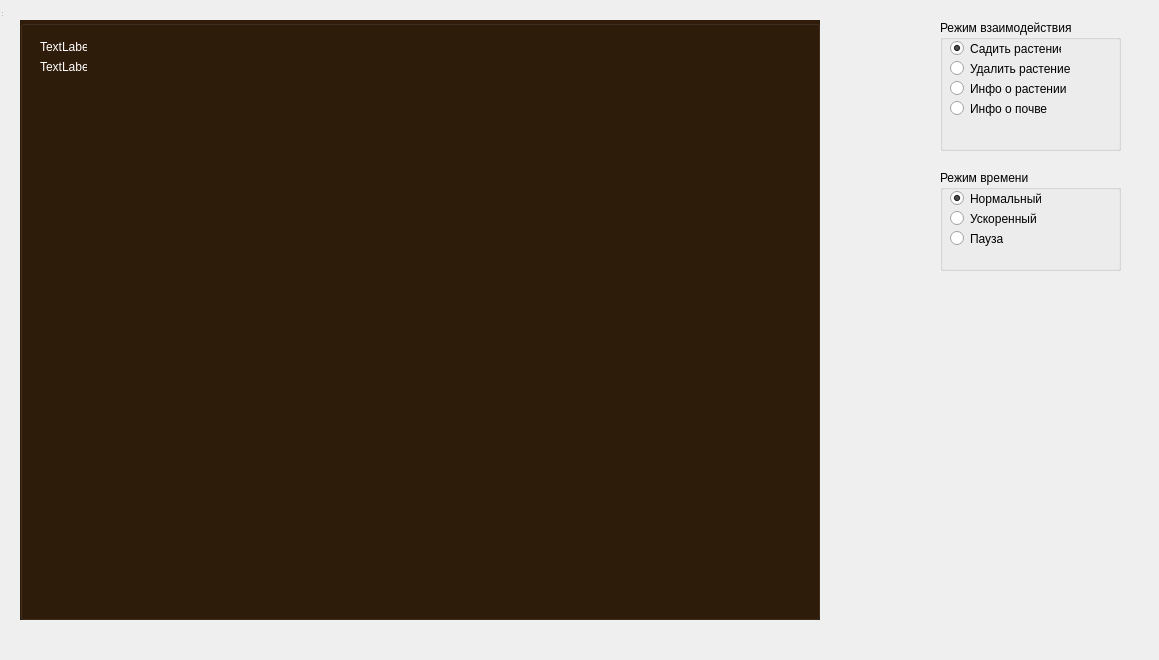
The window that Forest/mainwidget.ui (GulinAlexey/Prakt2021) describes before a commit, drawn with Qt 5.
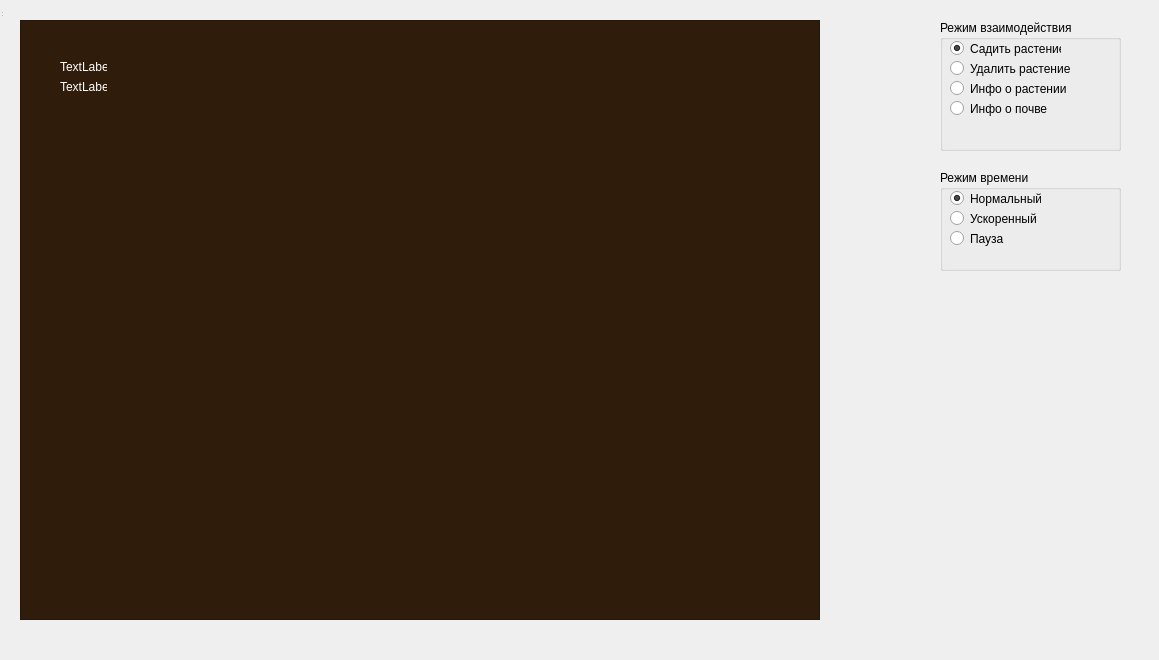
The same window after the commit. Icons and pictures are not drawn.

Commit message: QGroupBox заменён на QFrame для place (площадки леса) (больше подходит), продолжается работа по созданию события клика мыши внутри place

Diff of the .ui file:
```diff
--- a/Forest/mainwidget.ui
+++ b/Forest/mainwidget.ui
@@ -33,938 +33,6 @@
     </rect>
    </property>
   </widget>
-  <widget class="QGroupBox" name="place">
-   <property name="geometry">
-    <rect>
-     <x>20</x>
-     <y>20</y>
-     <width>800</width>
-     <height>600</height>
-    </rect>
-   </property>
-   <property name="mouseTracking">
-    <bool>true</bool>
-   </property>
-   <property name="autoFillBackground">
-    <bool>false</bool>
-   </property>
-   <property name="styleSheet">
-    <string notr="true">background-color: rgb(47, 28, 11)</string>
-   </property>
-   <property name="title">
-    <string/>
-   </property>
-   <widget class="QLabel" name="label">
-    <property name="geometry">
-     <rect>
-      <x>20</x>
-      <y>20</y>
-      <width>47</width>
-      <height>13</height>
-     </rect>
-    </property>
-    <property name="palette">
-     <palette>
-      <active>
-       <colorrole role="WindowText">
-        <brush brushstyle="SolidPattern">
-         <color alpha="255">
-          <red>255</red>
-          <green>255</green>
-          <blue>255</blue>
-         </color>
-        </brush>
-       </colorrole>
-       <colorrole role="Button">
-        <brush brushstyle="SolidPattern">
-         <color alpha="255">
-          <red>255</red>
-          <green>255</green>
-          <blue>255</blue>
-         </color>
-        </brush>
-       </colorrole>
-       <colorrole role="Light">
-        <brush brushstyle="SolidPattern">
-         <color alpha="255">
-          <red>255</red>
-          <green>255</green>
-          <blue>255</blue>
-         </color>
-        </brush>
-       </colorrole>
-       <colorrole role="Midlight">
-        <brush brushstyle="SolidPattern">
-         <color alpha="255">
-          <red>255</red>
-          <green>255</green>
-          <blue>255</blue>
-         </color>
-        </brush>
-       </colorrole>
-       <colorrole role="Dark">
-        <brush brushstyle="SolidPattern">
-         <color alpha="255">
-          <red>127</red>
-          <green>127</green>
-          <blue>127</blue>
-         </color>
-        </brush>
-       </colorrole>
-       <colorrole role="Mid">
-        <brush brushstyle="SolidPattern">
-         <color alpha="255">
-          <red>170</red>
-          <green>170</green>
-          <blue>170</blue>
-         </color>
-        </brush>
-       </colorrole>
-       <colorrole role="Text">
-        <brush brushstyle="SolidPattern">
-         <color alpha="255">
-          <red>0</red>
-          <green>0</green>
-          <blue>0</blue>
-         </color>
-        </brush>
-       </colorrole>
-       <colorrole role="BrightText">
-        <brush brushstyle="SolidPattern">
-         <color alpha="255">
-          <red>255</red>
-          <green>255</green>
-          <blue>255</blue>
-         </color>
-        </brush>
-       </colorrole>
-       <colorrole role="ButtonText">
-        <brush brushstyle="SolidPattern">
-         <color alpha="255">
-          <red>0</red>
-          <green>0</green>
-          <blue>0</blue>
-         </color>
-        </brush>
-       </colorrole>
-       <colorrole role="Base">
-        <brush brushstyle="SolidPattern">
-         <color alpha="255">
-          <red>255</red>
-          <green>255</green>
-          <blue>255</blue>
-         </color>
-        </brush>
-       </colorrole>
-       <colorrole role="Window">
-        <brush brushstyle="SolidPattern">
-         <color alpha="255">
-          <red>255</red>
-          <green>255</green>
-          <blue>255</blue>
-         </color>
-        </brush>
-       </colorrole>
-       <colorrole role="Shadow">
-        <brush brushstyle="SolidPattern">
-         <color alpha="255">
-          <red>0</red>
-          <green>0</green>
-          <blue>0</blue>
-         </color>
-        </brush>
-       </colorrole>
-       <colorrole role="AlternateBase">
-        <brush brushstyle="SolidPattern">
-         <color alpha="255">
-          <red>255</red>
-          <green>255</green>
-          <blue>255</blue>
-         </color>
-        </brush>
-       </colorrole>
-       <colorrole role="ToolTipBase">
-        <brush brushstyle="SolidPattern">
-         <color alpha="255">
-          <red>255</red>
-          <green>255</green>
-          <blue>220</blue>
-         </color>
-        </brush>
-       </colorrole>
-       <colorrole role="ToolTipText">
-        <brush brushstyle="SolidPattern">
-         <color alpha="255">
-          <red>0</red>
-          <green>0</green>
-          <blue>0</blue>
-         </color>
-        </brush>
-       </colorrole>
-       <colorrole role="PlaceholderText">
-        <brush brushstyle="SolidPattern">
-         <color alpha="128">
-          <red>0</red>
-          <green>0</green>
-          <blue>0</blue>
-         </color>
-        </brush>
-       </colorrole>
-      </active>
-      <inactive>
-       <colorrole role="WindowText">
-        <brush brushstyle="SolidPattern">
-         <color alpha="255">
-          <red>255</red>
-          <green>255</green>
-          <blue>255</blue>
-         </color>
-        </brush>
-       </colorrole>
-       <colorrole role="Button">
-        <brush brushstyle="SolidPattern">
-         <color alpha="255">
-          <red>255</red>
-          <green>255</green>
-          <blue>255</blue>
-         </color>
-        </brush>
-       </colorrole>
-       <colorrole role="Light">
-        <brush brushstyle="SolidPattern">
-         <color alpha="255">
-          <red>255</red>
-          <green>255</green>
-          <blue>255</blue>
-         </color>
-        </brush>
-       </colorrole>
-       <colorrole role="Midlight">
-        <brush brushstyle="SolidPattern">
-         <color alpha="255">
-          <red>255</red>
-          <green>255</green>
-          <blue>255</blue>
-         </color>
-        </brush>
-       </colorrole>
-       <colorrole role="Dark">
-        <brush brushstyle="SolidPattern">
-         <color alpha="255">
-          <red>127</red>
-          <green>127</green>
-          <blue>127</blue>
-         </color>
-        </brush>
-       </colorrole>
-       <colorrole role="Mid">
-        <brush brushstyle="SolidPattern">
-         <color alpha="255">
-          <red>170</red>
-          <green>170</green>
-          <blue>170</blue>
-         </color>
-        </brush>
-       </colorrole>
-       <colorrole role="Text">
-        <brush brushstyle="SolidPattern">
-         <color alpha="255">
-          <red>0</red>
-          <green>0</green>
-          <blue>0</blue>
-         </color>
-        </brush>
-       </colorrole>
-       <colorrole role="BrightText">
-        <brush brushstyle="SolidPattern">
-         <color alpha="255">
-          <red>255</red>
-          <green>255</green>
-          <blue>255</blue>
-         </color>
-        </brush>
-       </colorrole>
-       <colorrole role="ButtonText">
-        <brush brushstyle="SolidPattern">
-         <color alpha="255">
-          <red>0</red>
-          <green>0</green>
-          <blue>0</blue>
-         </color>
-        </brush>
-       </colorrole>
-       <colorrole role="Base">
-        <brush brushstyle="SolidPattern">
-         <color alpha="255">
-          <red>255</red>
-          <green>255</green>
-          <blue>255</blue>
-         </color>
-        </brush>
-       </colorrole>
-       <colorrole role="Window">
-        <brush brushstyle="SolidPattern">
-         <color alpha="255">
-          <red>255</red>
-          <green>255</green>
-          <blue>255</blue>
-         </color>
-        </brush>
-       </colorrole>
-       <colorrole role="Shadow">
-        <brush brushstyle="SolidPattern">
-         <color alpha="255">
-          <red>0</red>
-          <green>0</green>
-          <blue>0</blue>
-         </color>
-        </brush>
-       </colorrole>
-       <colorrole role="AlternateBase">
-        <brush brushstyle="SolidPattern">
-         <color alpha="255">
-          <red>255</red>
-          <green>255</green>
-          <blue>255</blue>
-         </color>
-        </brush>
-       </colorrole>
-       <colorrole role="ToolTipBase">
-        <brush brushstyle="SolidPattern">
-         <color alpha="255">
-          <red>255</red>
-          <green>255</green>
-          <blue>220</blue>
-         </color>
-        </brush>
-       </colorrole>
-       <colorrole role="ToolTipText">
-        <brush brushstyle="SolidPattern">
-         <color alpha="255">
-          <red>0</red>
-          <green>0</green>
-          <blue>0</blue>
-         </color>
-        </brush>
-       </colorrole>
-       <colorrole role="PlaceholderText">
-        <brush brushstyle="SolidPattern">
-         <color alpha="128">
-          <red>0</red>
-          <green>0</green>
-          <blue>0</blue>
-         </color>
-        </brush>
-       </colorrole>
-      </inactive>
-      <disabled>
-       <colorrole role="WindowText">
-        <brush brushstyle="SolidPattern">
-         <color alpha="255">
-          <red>127</red>
-          <green>127</green>
-          <blue>127</blue>
-         </color>
-        </brush>
-       </colorrole>
-       <colorrole role="Button">
-        <brush brushstyle="SolidPattern">
-         <color alpha="255">
-          <red>255</red>
-          <green>255</green>
-          <blue>255</blue>
-         </color>
-        </brush>
-       </colorrole>
-       <colorrole role="Light">
-        <brush brushstyle="SolidPattern">
-         <color alpha="255">
-          <red>255</red>
-          <green>255</green>
-          <blue>255</blue>
-         </color>
-        </brush>
-       </colorrole>
-       <colorrole role="Midlight">
-        <brush brushstyle="SolidPattern">
-         <color alpha="255">
-          <red>255</red>
-          <green>255</green>
-          <blue>255</blue>
-         </color>
-        </brush>
-       </colorrole>
-       <colorrole role="Dark">
-        <brush brushstyle="SolidPattern">
-         <color alpha="255">
-          <red>127</red>
-          <green>127</green>
-          <blue>127</blue>
-         </color>
-        </brush>
-       </colorrole>
-       <colorrole role="Mid">
-        <brush brushstyle="SolidPattern">
-         <color alpha="255">
-          <red>170</red>
-          <green>170</green>
-          <blue>170</blue>
-         </color>
-        </brush>
-       </colorrole>
-       <colorrole role="Text">
-        <brush brushstyle="SolidPattern">
-         <color alpha="255">
-          <red>127</red>
-          <green>127</green>
-          <blue>127</blue>
-         </color>
-        </brush>
-       </colorrole>
-       <colorrole role="BrightText">
-        <brush brushstyle="SolidPattern">
-         <color alpha="255">
-          <red>255</red>
-          <green>255</green>
-          <blue>255</blue>
-         </color>
-        </brush>
-       </colorrole>
-       <colorrole role="ButtonText">
-        <brush brushstyle="SolidPattern">
-         <color alpha="255">
-          <red>127</red>
-          <green>127</green>
-          <blue>127</blue>
-         </color>
-        </brush>
-       </colorrole>
-       <colorrole role="Base">
-        <brush brushstyle="SolidPattern">
-         <color alpha="255">
-          <red>255</red>
-          <green>255</green>
-          <blue>255</blue>
-         </color>
-        </brush>
-       </colorrole>
-       <colorrole role="Window">
-        <brush brushstyle="SolidPattern">
-         <color alpha="255">
-          <red>255</red>
-          <green>255</green>
-          <blue>255</blue>
-         </color>
-        </brush>
-       </colorrole>
-       <colorrole role="Shadow">
-        <brush brushstyle="SolidPattern">
-         <color alpha="255">
-          <red>0</red>
-          <green>0</green>
-          <blue>0</blue>
-         </color>
-        </brush>
-       </colorrole>
-       <colorrole role="AlternateBase">
-        <brush brushstyle="SolidPattern">
-         <color alpha="255">
-          <red>255</red>
-          <green>255</green>
-          <blue>255</blue>
-         </color>
-        </brush>
-       </colorrole>
-       <colorrole role="ToolTipBase">
-        <brush brushstyle="SolidPattern">
-         <color alpha="255">
-          <red>255</red>
-          <green>255</green>
-          <blue>220</blue>
-         </color>
-        </brush>
-       </colorrole>
-       <colorrole role="ToolTipText">
-        <brush brushstyle="SolidPattern">
-         <color alpha="255">
-          <red>0</red>
-          <green>0</green>
-          <blue>0</blue>
-         </color>
-        </brush>
-       </colorrole>
-       <colorrole role="PlaceholderText">
-        <brush brushstyle="SolidPattern">
-         <color alpha="128">
-          <red>0</red>
-          <green>0</green>
-          <blue>0</blue>
-         </color>
-        </brush>
-       </colorrole>
-      </disabled>
-     </palette>
-    </property>
-    <property name="text">
-     <string>TextLabel</string>
-    </property>
-   </widget>
-   <widget class="QLabel" name="label_2">
-    <property name="geometry">
-     <rect>
-      <x>20</x>
-      <y>40</y>
-      <width>47</width>
-      <height>13</height>
-     </rect>
-    </property>
-    <property name="palette">
-     <palette>
-      <active>
-       <colorrole role="WindowText">
-        <brush brushstyle="SolidPattern">
-         <color alpha="255">
-          <red>255</red>
-          <green>255</green>
-          <blue>255</blue>
-         </color>
-        </brush>
-       </colorrole>
-       <colorrole role="Button">
-        <brush brushstyle="SolidPattern">
-         <color alpha="255">
-          <red>47</red>
-          <green>28</green>
-          <blue>11</blue>
-         </color>
-        </brush>
-       </colorrole>
-       <colorrole role="Light">
-        <brush brushstyle="SolidPattern">
-         <color alpha="255">
-          <red>255</red>
-          <green>255</green>
-          <blue>255</blue>
-         </color>
-        </brush>
-       </colorrole>
-       <colorrole role="Midlight">
-        <brush brushstyle="SolidPattern">
-         <color alpha="255">
-          <red>255</red>
-          <green>255</green>
-          <blue>255</blue>
-         </color>
-        </brush>
-       </colorrole>
-       <colorrole role="Dark">
-        <brush brushstyle="SolidPattern">
-         <color alpha="255">
-          <red>127</red>
-          <green>127</green>
-          <blue>127</blue>
-         </color>
-        </brush>
-       </colorrole>
-       <colorrole role="Mid">
-        <brush brushstyle="SolidPattern">
-         <color alpha="255">
-          <red>170</red>
-          <green>170</green>
-          <blue>170</blue>
-         </color>
-        </brush>
-       </colorrole>
-       <colorrole role="Text">
-        <brush brushstyle="SolidPattern">
-         <color alpha="255">
-          <red>0</red>
-          <green>0</green>
-          <blue>0</blue>
-         </color>
-        </brush>
-       </colorrole>
-       <colorrole role="BrightText">
-        <brush brushstyle="SolidPattern">
-         <color alpha="255">
-          <red>255</red>
-          <green>255</green>
-          <blue>255</blue>
-         </color>
-        </brush>
-       </colorrole>
-       <colorrole role="ButtonText">
-        <brush brushstyle="SolidPattern">
-         <color alpha="255">
-          <red>0</red>
-          <green>0</green>
-          <blue>0</blue>
-         </color>
-        </brush>
-       </colorrole>
-       <colorrole role="Base">
-        <brush brushstyle="SolidPattern">
-         <color alpha="255">
-          <red>47</red>
-          <green>28</green>
-          <blue>11</blue>
-         </color>
-        </brush>
-       </colorrole>
-       <colorrole role="Window">
-        <brush brushstyle="SolidPattern">
-         <color alpha="255">
-          <red>47</red>
-          <green>28</green>
-          <blue>11</blue>
-         </color>
-        </brush>
-       </colorrole>
-       <colorrole role="Shadow">
-        <brush brushstyle="SolidPattern">
-         <color alpha="255">
-          <red>0</red>
-          <green>0</green>
-          <blue>0</blue>
-         </color>
-        </brush>
-       </colorrole>
-       <colorrole role="AlternateBase">
-        <brush brushstyle="SolidPattern">
-         <color alpha="255">
-          <red>255</red>
-          <green>255</green>
-          <blue>255</blue>
-         </color>
-        </brush>
-       </colorrole>
-       <colorrole role="ToolTipBase">
-        <brush brushstyle="SolidPattern">
-         <color alpha="255">
-          <red>255</red>
-          <green>255</green>
-          <blue>220</blue>
-         </color>
-        </brush>
-       </colorrole>
-       <colorrole role="ToolTipText">
-        <brush brushstyle="SolidPattern">
-         <color alpha="255">
-          <red>0</red>
-          <green>0</green>
-          <blue>0</blue>
-         </color>
-        </brush>
-       </colorrole>
-       <colorrole role="PlaceholderText">
-        <brush brushstyle="SolidPattern">
-         <color alpha="128">
-          <red>0</red>
-          <green>0</green>
-          <blue>0</blue>
-         </color>
-        </brush>
-       </colorrole>
-      </active>
-      <inactive>
-       <colorrole role="WindowText">
-        <brush brushstyle="SolidPattern">
-         <color alpha="255">
-          <red>255</red>
-          <green>255</green>
-          <blue>255</blue>
-         </color>
-        </brush>
-       </colorrole>
-       <colorrole role="Button">
-        <brush brushstyle="SolidPattern">
-         <color alpha="255">
-          <red>47</red>
-          <green>28</green>
-          <blue>11</blue>
-         </color>
-        </brush>
-       </colorrole>
-       <colorrole role="Light">
-        <brush brushstyle="SolidPattern">
-         <color alpha="255">
-          <red>255</red>
-          <green>255</green>
-          <blue>255</blue>
-         </color>
-        </brush>
-       </colorrole>
-       <colorrole role="Midlight">
-        <brush brushstyle="SolidPattern">
-         <color alpha="255">
-          <red>255</red>
-          <green>255</green>
-          <blue>255</blue>
-         </color>
-        </brush>
-       </colorrole>
-       <colorrole role="Dark">
-        <brush brushstyle="SolidPattern">
-         <color alpha="255">
-          <red>127</red>
-          <green>127</green>
-          <blue>127</blue>
-         </color>
-        </brush>
-       </colorrole>
-       <colorrole role="Mid">
-        <brush brushstyle="SolidPattern">
-         <color alpha="255">
-          <red>170</red>
-          <green>170</green>
-          <blue>170</blue>
-         </color>
-        </brush>
-       </colorrole>
-       <colorrole role="Text">
-        <brush brushstyle="SolidPattern">
-         <color alpha="255">
-          <red>0</red>
-          <green>0</green>
-          <blue>0</blue>
-         </color>
-        </brush>
-       </colorrole>
-       <colorrole role="BrightText">
-        <brush brushstyle="SolidPattern">
-         <color alpha="255">
-          <red>255</red>
-          <green>255</green>
-          <blue>255</blue>
-         </color>
-        </brush>
-       </colorrole>
-       <colorrole role="ButtonText">
-        <brush brushstyle="SolidPattern">
-         <color alpha="255">
-          <red>0</red>
-          <green>0</green>
-          <blue>0</blue>
-         </color>
-        </brush>
-       </colorrole>
-       <colorrole role="Base">
-        <brush brushstyle="SolidPattern">
-         <color alpha="255">
-          <red>47</red>
-          <green>28</green>
-          <blue>11</blue>
-         </color>
-        </brush>
-       </colorrole>
-       <colorrole role="Window">
-        <brush brushstyle="SolidPattern">
-         <color alpha="255">
-          <red>47</red>
-          <green>28</green>
-          <blue>11</blue>
-         </color>
-        </brush>
-       </colorrole>
-       <colorrole role="Shadow">
-        <brush brushstyle="SolidPattern">
-         <color alpha="255">
-          <red>0</red>
-          <green>0</green>
-          <blue>0</blue>
-         </color>
-        </brush>
-       </colorrole>
-       <colorrole role="AlternateBase">
-        <brush brushstyle="SolidPattern">
-         <color alpha="255">
-          <red>255</red>
-          <green>255</green>
-          <blue>255</blue>
-         </color>
-        </brush>
-       </colorrole>
-       <colorrole role="ToolTipBase">
-        <brush brushstyle="SolidPattern">
-         <color alpha="255">
-          <red>255</red>
-          <green>255</green>
-          <blue>220</blue>
-         </color>
-        </brush>
-       </colorrole>
-       <colorrole role="ToolTipText">
-        <brush brushstyle="SolidPattern">
-         <color alpha="255">
-          <red>0</red>
-          <green>0</green>
-          <blue>0</blue>
-         </color>
-        </brush>
-       </colorrole>
-       <colorrole role="PlaceholderText">
-        <brush brushstyle="SolidPattern">
-         <color alpha="128">
-          <red>0</red>
-          <green>0</green>
-          <blue>0</blue>
-         </color>
-        </brush>
-       </colorrole>
-      </inactive>
-      <disabled>
-       <colorrole role="WindowText">
-        <brush brushstyle="SolidPattern">
-         <color alpha="255">
-          <red>127</red>
-          <green>127</green>
-          <blue>127</blue>
-         </color>
-        </brush>
-       </colorrole>
-       <colorrole role="Button">
-        <brush brushstyle="SolidPattern">
-         <color alpha="255">
-          <red>47</red>
-          <green>28</green>
-          <blue>11</blue>
-         </color>
-        </brush>
-       </colorrole>
-       <colorrole role="Light">
-        <brush brushstyle="SolidPattern">
-         <color alpha="255">
-          <red>255</red>
-          <green>255</green>
-          <blue>255</blue>
-         </color>
-        </brush>
-       </colorrole>
-       <colorrole role="Midlight">
-        <brush brushstyle="SolidPattern">
-         <color alpha="255">
-          <red>255</red>
-          <green>255</green>
-          <blue>255</blue>
-         </color>
-        </brush>
-       </colorrole>
-       <colorrole role="Dark">
-        <brush brushstyle="SolidPattern">
-         <color alpha="255">
-          <red>127</red>
-          <green>127</green>
-          <blue>127</blue>
-         </color>
-        </brush>
-       </colorrole>
-       <colorrole role="Mid">
-        <brush brushstyle="SolidPattern">
-         <color alpha="255">
-          <red>170</red>
-          <green>170</green>
-          <blue>170</blue>
-         </color>
-        </brush>
-       </colorrole>
-       <colorrole role="Text">
-        <brush brushstyle="SolidPattern">
-         <color alpha="255">
-          <red>127</red>
-          <green>127</green>
-          <blue>127</blue>
-         </color>
-        </brush>
-       </colorrole>
-       <colorrole role="BrightText">
-        <brush brushstyle="SolidPattern">
-         <color alpha="255">
-          <red>255</red>
-          <green>255</green>
-          <blue>255</blue>
-         </color>
-        </brush>
-       </colorrole>
-       <colorrole role="ButtonText">
-        <brush brushstyle="SolidPattern">
-         <color alpha="255">
-          <red>127</red>
-          <green>127</green>
-          <blue>127</blue>
-         </color>
-        </brush>
-       </colorrole>
-       <colorrole role="Base">
-        <brush brushstyle="SolidPattern">
-         <color alpha="255">
-          <red>47</red>
-          <green>28</green>
-          <blue>11</blue>
-         </color>
-        </brush>
-       </colorrole>
-       <colorrole role="Window">
-        <brush brushstyle="SolidPattern">
-         <color alpha="255">
-          <red>47</red>
-          <green>28</green>
-          <blue>11</blue>
-         </color>
-        </brush>
-       </colorrole>
-       <colorrole role="Shadow">
-        <brush brushstyle="SolidPattern">
-         <color alpha="255">
-          <red>0</red>
-          <green>0</green>
-          <blue>0</blue>
-         </color>
-        </brush>
-       </colorrole>
-       <colorrole role="AlternateBase">
-        <brush brushstyle="SolidPattern">
-         <color alpha="255">
-          <red>255</red>
-          <green>255</green>
-          <blue>255</blue>
-         </color>
-        </brush>
-       </colorrole>
-       <colorrole role="ToolTipBase">
-        <brush brushstyle="SolidPattern">
-         <color alpha="255">
-          <red>255</red>
-          <green>255</green>
-          <blue>220</blue>
-         </color>
-        </brush>
-       </colorrole>
-       <colorrole role="ToolTipText">
-        <brush brushstyle="SolidPattern">
-         <color alpha="255">
-          <red>0</red>
-          <green>0</green>
-          <blue>0</blue>
-         </color>
-        </brush>
-       </colorrole>
-       <colorrole role="PlaceholderText">
-        <brush brushstyle="SolidPattern">
-         <color alpha="128">
-          <red>0</red>
-          <green>0</green>
-          <blue>0</blue>
-         </color>
-        </brush>
-       </colorrole>
-      </disabled>
-     </palette>
-    </property>
-    <property name="text">
-     <string>TextLabel</string>
-    </property>
-   </widget>
-  </widget>
   <widget class="QGroupBox" name="vzaimode">
    <property name="geometry">
     <rect>
@@ -1104,6 +172,287 @@
     <bool>true</bool>
    </property>
   </widget>
+  <widget class="QFrame" name="place">
+   <property name="geometry">
+    <rect>
+     <x>20</x>
+     <y>20</y>
+     <width>800</width>
+     <height>600</height>
+    </rect>
+   </property>
+   <property name="styleSheet">
+    <string notr="true">background-color: rgb(47, 28, 11)</string>
+   </property>
+   <property name="frameShape">
+    <enum>QFrame::StyledPanel</enum>
+   </property>
+   <property name="frameShadow">
+    <enum>QFrame::Raised</enum>
+   </property>
+   <widget class="QLabel" name="label">
+    <property name="geometry">
+     <rect>
+      <x>40</x>
+      <y>40</y>
+      <width>47</width>
+      <height>13</height>
+     </rect>
+    </property>
+    <property name="palette">
+     <palette>
+      <active>
+       <colorrole role="WindowText">
+        <brush brushstyle="SolidPattern">
+         <color alpha="255">
+          <red>255</red>
+          <green>255</green>
+          <blue>255</blue>
+         </color>
+        </brush>
+       </colorrole>
+       <colorrole role="Button">
+        <brush brushstyle="SolidPattern">
+         <color alpha="255">
+          <red>47</red>
+          <green>28</green>
+          <blue>11</blue>
+         </color>
+        </brush>
+       </colorrole>
+       <colorrole role="Base">
+        <brush brushstyle="SolidPattern">
+         <color alpha="255">
+          <red>47</red>
+          <green>28</green>
+          <blue>11</blue>
+         </color>
+        </brush>
+       </colorrole>
+       <colorrole role="Window">
+        <brush brushstyle="SolidPattern">
+         <color alpha="255">
+          <red>47</red>
+          <green>28</green>
+          <blue>11</blue>
+         </color>
+        </brush>
+       </colorrole>
+      </active>
+      <inactive>
+       <colorrole role="WindowText">
+        <brush brushstyle="SolidPattern">
+         <color alpha="255">
+          <red>255</red>
+          <green>255</green>
+          <blue>255</blue>
+         </color>
+        </brush>
+       </colorrole>
+       <colorrole role="Button">
+        <brush brushstyle="SolidPattern">
+         <color alpha="255">
+          <red>47</red>
+          <green>28</green>
+          <blue>11</blue>
+         </color>
+        </brush>
+       </colorrole>
+       <colorrole role="Base">
+        <brush brushstyle="SolidPattern">
+         <color alpha="255">
+          <red>47</red>
+          <green>28</green>
+          <blue>11</blue>
+         </color>
+        </brush>
+       </colorrole>
+       <colorrole role="Window">
+        <brush brushstyle="SolidPattern">
+         <color alpha="255">
+          <red>47</red>
+          <green>28</green>
+          <blue>11</blue>
+         </color>
+        </brush>
+       </colorrole>
+      </inactive>
+      <disabled>
+       <colorrole role="WindowText">
+        <brush brushstyle="SolidPattern">
+         <color alpha="255">
+          <red>120</red>
+          <green>120</green>
+          <blue>120</blue>
+         </color>
+        </brush>
+       </colorrole>
+       <colorrole role="Button">
+        <brush brushstyle="SolidPattern">
+         <color alpha="255">
+          <red>47</red>
+          <green>28</green>
+          <blue>11</blue>
+         </color>
+        </brush>
+       </colorrole>
+       <colorrole role="Base">
+        <brush brushstyle="SolidPattern">
+         <color alpha="255">
+          <red>47</red>
+          <green>28</green>
+          <blue>11</blue>
+         </color>
+        </brush>
+       </colorrole>
+       <colorrole role="Window">
+        <brush brushstyle="SolidPattern">
+         <color alpha="255">
+          <red>47</red>
+          <green>28</green>
+          <blue>11</blue>
+         </color>
+        </brush>
+       </colorrole>
+      </disabled>
+     </palette>
+    </property>
+    <property name="text">
+     <string>TextLabel</string>
+    </property>
+   </widget>
+   <widget class="QLabel" name="label_2">
+    <property name="geometry">
+     <rect>
+      <x>40</x>
+      <y>60</y>
+      <width>47</width>
+      <height>13</height>
+     </rect>
+    </property>
+    <property name="palette">
+     <palette>
+      <active>
+       <colorrole role="WindowText">
+        <brush brushstyle="SolidPattern">
+         <color alpha="255">
+          <red>255</red>
+          <green>255</green>
+          <blue>255</blue>
+         </color>
+        </brush>
+       </colorrole>
+       <colorrole role="Button">
+        <brush brushstyle="SolidPattern">
+         <color alpha="255">
+          <red>47</red>
+          <green>28</green>
+          <blue>11</blue>
+         </color>
+        </brush>
+       </colorrole>
+       <colorrole role="Base">
+        <brush brushstyle="SolidPattern">
+         <color alpha="255">
+          <red>47</red>
+          <green>28</green>
+          <blue>11</blue>
+         </color>
+        </brush>
+       </colorrole>
+       <colorrole role="Window">
+        <brush brushstyle="SolidPattern">
+         <color alpha="255">
+          <red>47</red>
+          <green>28</green>
+          <blue>11</blue>
+         </color>
+        </brush>
+       </colorrole>
+      </active>
+      <inactive>
+       <colorrole role="WindowText">
+        <brush brushstyle="SolidPattern">
+         <color alpha="255">
+          <red>255</red>
+          <green>255</green>
+          <blue>255</blue>
+         </color>
+        </brush>
+       </colorrole>
+       <colorrole role="Button">
+        <brush brushstyle="SolidPattern">
+         <color alpha="255">
+          <red>47</red>
+          <green>28</green>
+          <blue>11</blue>
+         </color>
+        </brush>
+       </colorrole>
+       <colorrole role="Base">
+        <brush brushstyle="SolidPattern">
+         <color alpha="255">
+          <red>47</red>
+          <green>28</green>
+          <blue>11</blue>
+         </color>
+        </brush>
+       </colorrole>
+       <colorrole role="Window">
+        <brush brushstyle="SolidPattern">
+         <color alpha="255">
+          <red>47</red>
+          <green>28</green>
+          <blue>11</blue>
+         </color>
+        </brush>
+       </colorrole>
+      </inactive>
+      <disabled>
+       <colorrole role="WindowText">
+        <brush brushstyle="SolidPattern">
+         <color alpha="255">
+          <red>120</red>
+          <green>120</green>
+          <blue>120</blue>
+         </color>
+        </brush>
+       </colorrole>
+       <colorrole role="Button">
+        <brush brushstyle="SolidPattern">
+         <color alpha="255">
+          <red>47</red>
+          <green>28</green>
+          <blue>11</blue>
+         </color>
+        </brush>
+       </colorrole>
+       <colorrole role="Base">
+        <brush brushstyle="SolidPattern">
+         <color alpha="255">
+          <red>47</red>
+          <green>28</green>
+          <blue>11</blue>
+         </color>
+        </brush>
+       </colorrole>
+       <colorrole role="Window">
+        <brush brushstyle="SolidPattern">
+         <color alpha="255">
+          <red>47</red>
+          <green>28</green>
+          <blue>11</blue>
+         </color>
+        </brush>
+       </colorrole>
+      </disabled>
+     </palette>
+    </property>
+    <property name="text">
+     <string>TextLabel</string>
+    </property>
+   </widget>
+  </widget>
  </widget>
  <resources/>
  <connections/>
```
The commit also changes 7 other files.
